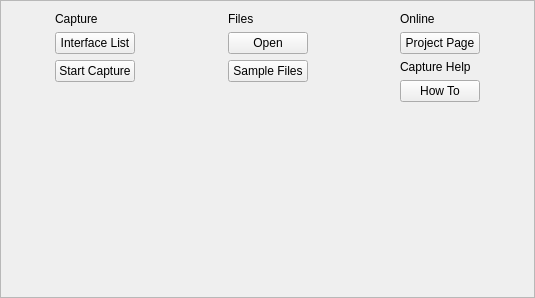
Qt form NetworkCapture/ui/Others/CaptureFrame.ui (jatin3893/NetCaPy) before a commit.
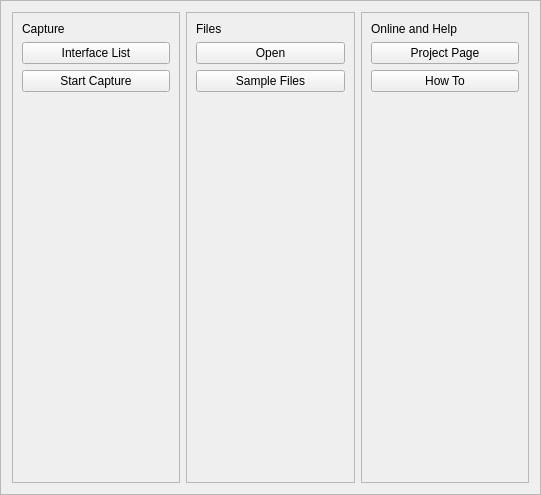
The same form after that commit.

```diff
--- a/NetworkCapture/ui/Others/CaptureFrame.ui
+++ b/NetworkCapture/ui/Others/CaptureFrame.ui
@@ -6,8 +6,8 @@
    <rect>
     <x>0</x>
     <y>0</y>
-    <width>535</width>
-    <height>298</height>
+    <width>541</width>
+    <height>495</height>
    </rect>
   </property>
   <property name="windowTitle">
@@ -21,29 +21,36 @@
   </property>
   <layout class="QHBoxLayout" name="horizontalLayout">
    <item>
-    <layout class="QGridLayout" name="gridCapture">
-     <item row="3" column="1">
-      <widget class="QPushButton" name="buttonStartCapture">
-       <property name="text">
-        <string>Start Capture</string>
-       </property>
-      </widget>
-     </item>
-     <item row="2" column="1">
-      <widget class="QPushButton" name="buttonInterfaceList">
-       <property name="text">
-        <string>Interface List</string>
-       </property>
-      </widget>
-     </item>
-     <item row="1" column="1">
+    <widget class="QFrame" name="frame">
+     <property name="frameShape">
+      <enum>QFrame::StyledPanel</enum>
+     </property>
+     <property name="frameShadow">
+      <enum>QFrame::Raised</enum>
+     </property>
+     <layout class="QVBoxLayout" name="verticalLayout_3">
+      <item>
       <widget class="QLabel" name="LabelCapture">
        <property name="text">
         <string>Capture</string>
        </property>
       </widget>
      </item>
-     <item row="4" column="1">
+      <item>
+       <widget class="QPushButton" name="buttonInterfaceList">
+        <property name="text">
+         <string>Interface List</string>
+        </property>
+       </widget>
+      </item>
+      <item>
+       <widget class="QPushButton" name="buttonStartCapture">
+        <property name="text">
+         <string>Start Capture</string>
+        </property>
+       </widget>
+      </item>
+      <item>
       <spacer name="verticalSpacer_2">
        <property name="orientation">
         <enum>Qt::Vertical</enum>
@@ -51,76 +58,45 @@
        <property name="sizeHint" stdset="0">
         <size>
          <width>20</width>
-         <height>40</height>
-        </size>
-       </property>
-      </spacer>
-     </item>
-     <item row="2" column="2">
-      <spacer name="horizontalSpacer">
-       <property name="orientation">
-        <enum>Qt::Horizontal</enum>
-       </property>
-       <property name="sizeHint" stdset="0">
-        <size>
-         <width>40</width>
-         <height>20</height>
-        </size>
-       </property>
-      </spacer>
-     </item>
-     <item row="2" column="0">
-      <spacer name="horizontalSpacer_2">
-       <property name="orientation">
-        <enum>Qt::Horizontal</enum>
-       </property>
-       <property name="sizeHint" stdset="0">
-        <size>
-         <width>40</width>
-         <height>20</height>
+          <height>363</height>
         </size>
        </property>
       </spacer>
      </item>
     </layout>
-   </item>
-   <item>
-    <layout class="QGridLayout" name="gridFiles">
-     <item row="1" column="0">
-      <spacer name="horizontalSpacer_3">
-       <property name="orientation">
-        <enum>Qt::Horizontal</enum>
-       </property>
-       <property name="sizeHint" stdset="0">
-        <size>
-         <width>40</width>
-         <height>20</height>
-        </size>
-       </property>
-      </spacer>
-     </item>
-     <item row="3" column="1">
-      <widget class="QPushButton" name="buttonSampleFiles">
-       <property name="text">
-        <string>Sample Files</string>
-       </property>
-      </widget>
-     </item>
-     <item row="0" column="1">
+    </widget>
+   </item>
+   <item>
+    <widget class="QFrame" name="frame_2">
+     <property name="frameShape">
+      <enum>QFrame::StyledPanel</enum>
+     </property>
+     <property name="frameShadow">
+      <enum>QFrame::Raised</enum>
+     </property>
+     <layout class="QVBoxLayout" name="verticalLayout_2">
+      <item>
       <widget class="QLabel" name="labelFiles">
        <property name="text">
         <string>Files</string>
        </property>
       </widget>
      </item>
-     <item row="1" column="1">
+      <item>
       <widget class="QPushButton" name="buttonFileOpen">
        <property name="text">
         <string>Open</string>
        </property>
       </widget>
      </item>
-     <item row="4" column="1">
+      <item>
+       <widget class="QPushButton" name="buttonSampleFiles">
+        <property name="text">
+         <string>Sample Files</string>
+        </property>
+       </widget>
+      </item>
+      <item>
       <spacer name="verticalSpacer">
        <property name="orientation">
         <enum>Qt::Vertical</enum>
@@ -128,57 +104,45 @@
        <property name="sizeHint" stdset="0">
         <size>
          <width>20</width>
-         <height>40</height>
-        </size>
-       </property>
-      </spacer>
-     </item>
-     <item row="1" column="2">
-      <spacer name="horizontalSpacer_4">
-       <property name="orientation">
-        <enum>Qt::Horizontal</enum>
-       </property>
-       <property name="sizeHint" stdset="0">
-        <size>
-         <width>40</width>
-         <height>20</height>
+          <height>363</height>
         </size>
        </property>
       </spacer>
      </item>
     </layout>
-   </item>
-   <item>
-    <layout class="QGridLayout" name="gridOnline">
-     <item row="3" column="1">
-      <widget class="QPushButton" name="buttonHowTo">
-       <property name="text">
-        <string>How To</string>
-       </property>
-      </widget>
-     </item>
-     <item row="0" column="1">
+    </widget>
+   </item>
+   <item>
+    <widget class="QFrame" name="frame_3">
+     <property name="frameShape">
+      <enum>QFrame::StyledPanel</enum>
+     </property>
+     <property name="frameShadow">
+      <enum>QFrame::Raised</enum>
+     </property>
+     <layout class="QVBoxLayout" name="verticalLayout">
+      <item>
       <widget class="QLabel" name="labelOnline">
        <property name="text">
-        <string>Online</string>
+         <string>Online and Help</string>
        </property>
       </widget>
      </item>
-     <item row="1" column="1">
+      <item>
       <widget class="QPushButton" name="buttonProjectPage">
        <property name="text">
         <string>Project Page</string>
        </property>
       </widget>
      </item>
-     <item row="2" column="1">
-      <widget class="QLabel" name="labelCaptureHelp">
+      <item>
+       <widget class="QPushButton" name="buttonHowTo">
        <property name="text">
-        <string>Capture Help</string>
+         <string>How To</string>
        </property>
       </widget>
      </item>
-     <item row="4" column="1">
+      <item>
       <spacer name="verticalSpacer_3">
        <property name="orientation">
         <enum>Qt::Vertical</enum>
@@ -186,38 +150,13 @@
        <property name="sizeHint" stdset="0">
         <size>
          <width>20</width>
-         <height>40</height>
-        </size>
-       </property>
-      </spacer>
-     </item>
-     <item row="1" column="0">
-      <spacer name="horizontalSpacer_5">
-       <property name="orientation">
-        <enum>Qt::Horizontal</enum>
-       </property>
-       <property name="sizeHint" stdset="0">
-        <size>
-         <width>40</width>
-         <height>20</height>
-        </size>
-       </property>
-      </spacer>
-     </item>
-     <item row="1" column="2">
-      <spacer name="horizontalSpacer_6">
-       <property name="orientation">
-        <enum>Qt::Horizontal</enum>
-       </property>
-       <property name="sizeHint" stdset="0">
-        <size>
-         <width>40</width>
-         <height>20</height>
+          <height>363</height>
         </size>
        </property>
       </spacer>
      </item>
     </layout>
+    </widget>
    </item>
   </layout>
  </widget>
```
Lines whose indentation alone changed are shown as unchanged.
